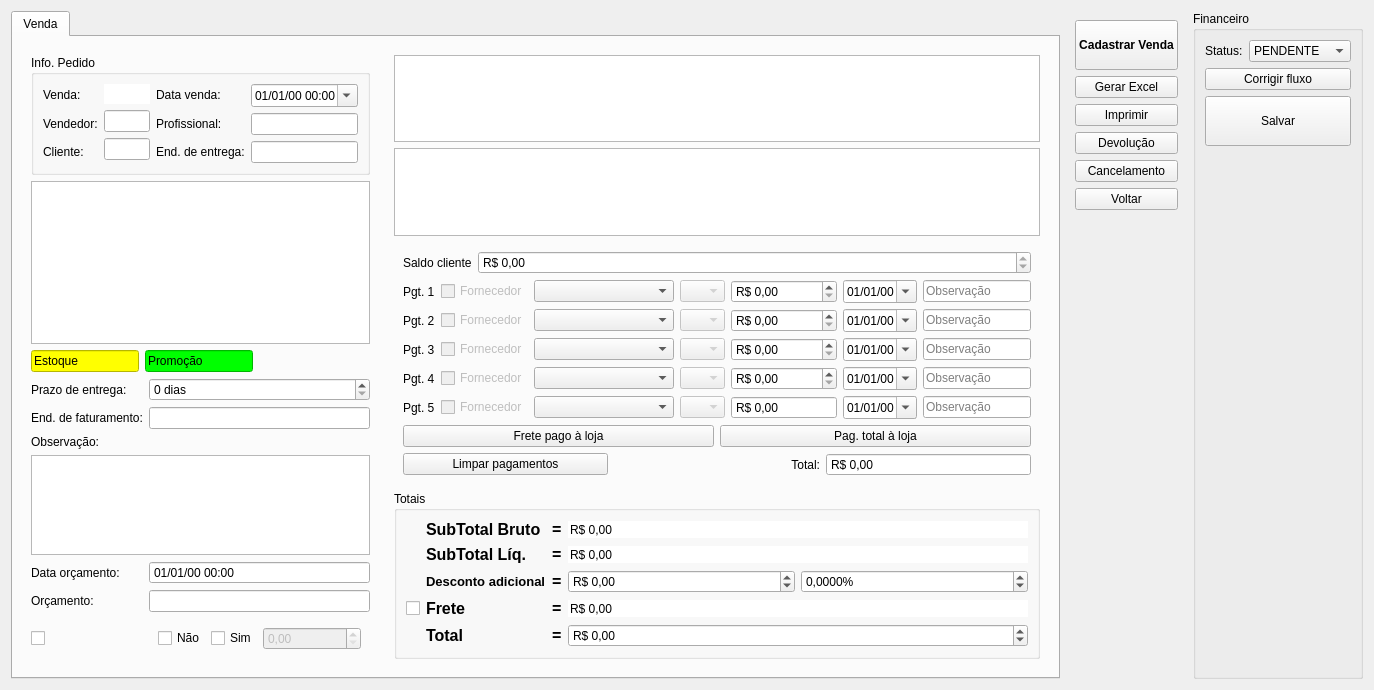
Above: ui/venda.ui from darktorres/ERP-STACCATO before the change. Below: the same form after it.
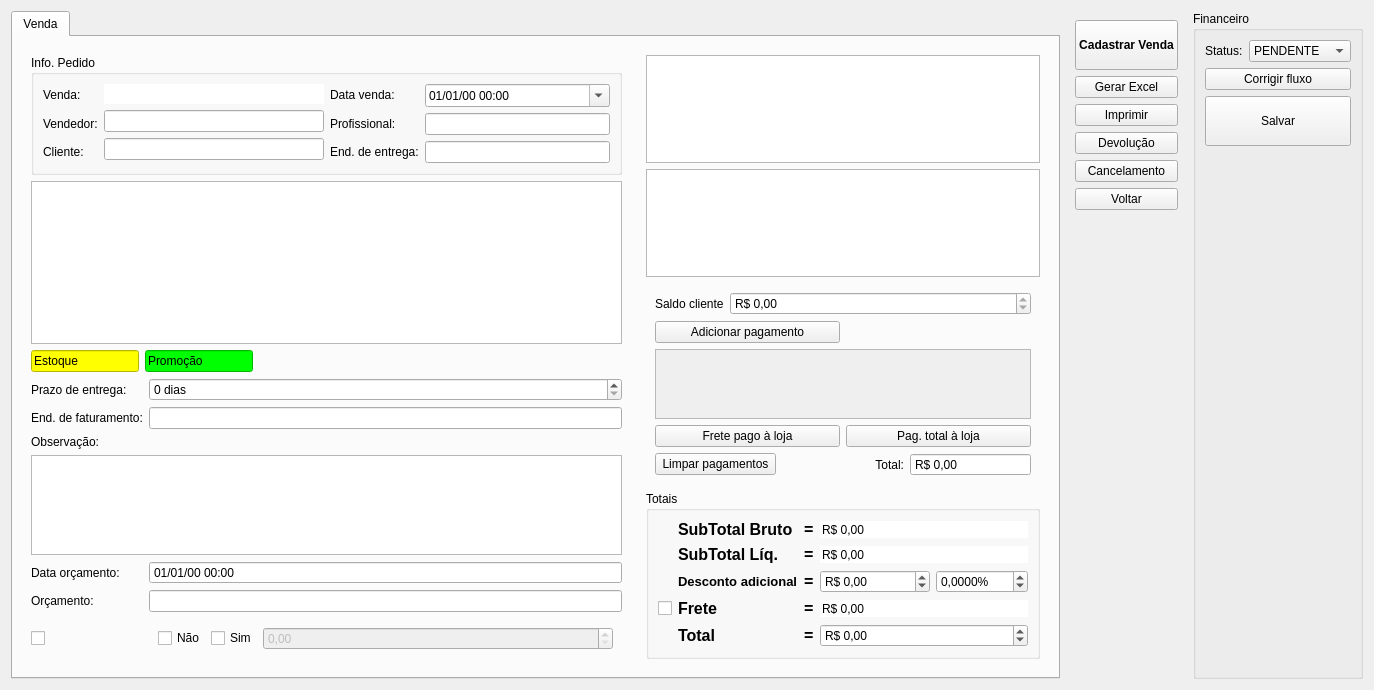
That is the form after the change. Custom widgets are drawn as their Qt base class.

Commit message: Alterado Venda para ter quantos pagamentos necessário

Diff of the .ui file:
```diff
--- a/ui/venda.ui
+++ b/ui/venda.ui
@@ -465,105 +465,17 @@
           <item row="2" column="0">
            <widget class="QFrame" name="framePagamentos_2">
             <layout class="QGridLayout" name="gridLayout_9">
-             <item row="2" column="0" colspan="2">
-              <layout class="QGridLayout" name="gridLayout_4">
-               <item row="0" column="3">
-                <widget class="QComboBox" name="comboBoxPgt2Parc">
-                 <property name="enabled">
-                  <bool>false</bool>
-                 </property>
-                 <property name="sizePolicy">
-                  <sizepolicy hsizetype="Fixed" vsizetype="Fixed">
-                   <horstretch>0</horstretch>
-                   <verstretch>0</verstretch>
-                  </sizepolicy>
-                 </property>
-                 <property name="maximumSize">
-                  <size>
-                   <width>45</width>
-                   <height>16777215</height>
-                  </size>
-                 </property>
-                </widget>
-               </item>
-               <item row="0" column="4">
-                <widget class="QDoubleSpinBox" name="doubleSpinBoxPgt2">
-                 <property name="sizePolicy">
-                  <sizepolicy hsizetype="Expanding" vsizetype="Fixed">
-                   <horstretch>0</horstretch>
-                   <verstretch>0</verstretch>
-                  </sizepolicy>
-                 </property>
-                 <property name="minimumSize">
-                  <size>
-                   <width>80</width>
-                   <height>0</height>
-                  </size>
-                 </property>
-                 <property name="showGroupSeparator" stdset="0">
-                  <bool>true</bool>
-                 </property>
-                 <property name="prefix">
-                  <string>R$ </string>
-                 </property>
-                 <property name="maximum">
-                  <double>999999.989999999990687</double>
-                 </property>
-                </widget>
-               </item>
-               <item row="0" column="1">
-                <widget class="QCheckBox" name="checkBoxRep2">
-                 <property name="enabled">
-                  <bool>false</bool>
-                 </property>
-                 <property name="text">
-                  <string>Fornecedor</string>
-                 </property>
-                </widget>
-               </item>
-               <item row="0" column="6">
-                <widget class="QLineEdit" name="lineEditPgt2">
-                 <property name="placeholderText">
-                  <string>Observação</string>
-                 </property>
-                </widget>
-               </item>
-               <item row="0" column="5">
-                <widget class="QDateEdit" name="dateEditPgt2">
-                 <property name="sizePolicy">
-                  <sizepolicy hsizetype="Preferred" vsizetype="Fixed">
-                   <horstretch>0</horstretch>
-                   <verstretch>0</verstretch>
-                  </sizepolicy>
-                 </property>
-                 <property name="displayFormat">
-                  <string>dd/MM/yy</string>
-                 </property>
-                 <property name="calendarPopup">
-                  <bool>true</bool>
-                 </property>
-                </widget>
-               </item>
-               <item row="0" column="2">
-                <widget class="QComboBox" name="comboBoxPgt2">
-                 <property name="minimumSize">
-                  <size>
-                   <width>140</width>
-                   <height>0</height>
-                  </size>
-                 </property>
-                </widget>
-               </item>
-               <item row="0" column="0">
-                <widget class="QLabel" name="label_2">
-                 <property name="text">
-                  <string>Pgt. 2</string>
-                 </property>
-                </widget>
-               </item>
-              </layout>
+             <item row="1" column="0">
+              <widget class="QPushButton" name="pushButtonAdicionarPagamento">
+               <property name="text">
+                <string>Adicionar pagamento</string>
+               </property>
+               <property name="autoDefault">
+                <bool>false</bool>
+               </property>
+              </widget>
              </item>
-             <item row="7" column="0" colspan="2">
+             <item row="4" column="0" colspan="2">
               <layout class="QHBoxLayout" name="horizontalLayout_3">
                <item>
                 <widget class="QPushButton" name="pushButtonLimparPag">
@@ -612,7 +524,7 @@
                </item>
               </layout>
              </item>
-             <item row="6" column="0">
+             <item row="3" column="0">
               <widget class="QPushButton" name="pushButtonFreteLoja">
                <property name="text">
                 <string>Frete pago à loja</string>
@@ -622,7 +534,7 @@
                </property>
               </widget>
              </item>
-             <item row="6" column="1">
+             <item row="3" column="1">
               <widget class="QPushButton" name="pushButtonPgtLoja">
                <property name="text">
                 <string>Pag. total à loja</string>
@@ -671,412 +583,23 @@
                </item>
               </layout>
              </item>
-             <item row="1" column="0" colspan="2">
-              <layout class="QGridLayout" name="gridLayout_5">
-               <item row="0" column="5">
-                <widget class="QDateEdit" name="dateEditPgt1">
-                 <property name="sizePolicy">
-                  <sizepolicy hsizetype="Preferred" vsizetype="Fixed">
-                   <horstretch>0</horstretch>
-                   <verstretch>0</verstretch>
-                  </sizepolicy>
-                 </property>
-                 <property name="displayFormat">
-                  <string>dd/MM/yy</string>
-                 </property>
-                 <property name="calendarPopup">
-                  <bool>true</bool>
-                 </property>
-                </widget>
-               </item>
-               <item row="0" column="2">
-                <widget class="QComboBox" name="comboBoxPgt1">
-                 <property name="minimumSize">
-                  <size>
-                   <width>140</width>
-                   <height>0</height>
-                  </size>
-                 </property>
-                </widget>
-               </item>
-               <item row="0" column="6">
-                <widget class="QLineEdit" name="lineEditPgt1">
-                 <property name="placeholderText">
-                  <string>Observação</string>
-                 </property>
-                </widget>
-               </item>
-               <item row="0" column="1">
-                <widget class="QCheckBox" name="checkBoxRep1">
-                 <property name="enabled">
-                  <bool>false</bool>
-                 </property>
-                 <property name="text">
-                  <string>Fornecedor</string>
-                 </property>
-                </widget>
-               </item>
-               <item row="0" column="4">
-                <widget class="QDoubleSpinBox" name="doubleSpinBoxPgt1">
-                 <property name="sizePolicy">
-                  <sizepolicy hsizetype="Expanding" vsizetype="Fixed">
-                   <horstretch>0</horstretch>
-                   <verstretch>0</verstretch>
-                  </sizepolicy>
-                 </property>
-                 <property name="minimumSize">
-                  <size>
-                   <width>80</width>
-                   <height>0</height>
-                  </size>
-                 </property>
-                 <property name="showGroupSeparator" stdset="0">
-                  <bool>true</bool>
-                 </property>
-                 <property name="prefix">
-                  <string>R$ </string>
-                 </property>
-                 <property name="maximum">
-                  <double>999999.989999999990687</double>
-                 </property>
-                </widget>
-               </item>
-               <item row="0" column="3">
-                <widget class="QComboBox" name="comboBoxPgt1Parc">
-                 <property name="enabled">
-                  <bool>false</bool>
-                 </property>
-                 <property name="sizePolicy">
-                  <sizepolicy hsizetype="Fixed" vsizetype="Fixed">
-                   <horstretch>0</horstretch>
-                   <verstretch>0</verstretch>
-                  </sizepolicy>
-                 </property>
-                 <property name="maximumSize">
-                  <size>
-                   <width>45</width>
-                   <height>16777215</height>
-                  </size>
-                 </property>
-                </widget>
-               </item>
-               <item row="0" column="0">
-                <widget class="QLabel" name="label">
-                 <property name="text">
-                  <string>Pgt. 1</string>
-                 </property>
-                </widget>
-               </item>
-              </layout>
-             </item>
-             <item row="3" column="0" colspan="2">
-              <layout class="QGridLayout" name="gridLayout_3">
-               <item row="0" column="4">
-                <widget class="QDoubleSpinBox" name="doubleSpinBoxPgt3">
-                 <property name="sizePolicy">
-                  <sizepolicy hsizetype="Expanding" vsizetype="Fixed">
-                   <horstretch>0</horstretch>
-                   <verstretch>0</verstretch>
-                  </sizepolicy>
-                 </property>
-                 <property name="minimumSize">
-                  <size>
-                   <width>80</width>
-                   <height>0</height>
-                  </size>
-                 </property>
-                 <property name="showGroupSeparator" stdset="0">
-                  <bool>true</bool>
-                 </property>
-                 <property name="prefix">
-                  <string>R$ </string>
-                 </property>
-                 <property name="maximum">
-                  <double>999999.989999999990687</double>
-                 </property>
-                </widget>
-               </item>
-               <item row="0" column="5">
-                <widget class="QDateEdit" name="dateEditPgt3">
-                 <property name="sizePolicy">
-                  <sizepolicy hsizetype="Preferred" vsizetype="Fixed">
-                   <horstretch>0</horstretch>
-                   <verstretch>0</verstretch>
-                  </sizepolicy>
-                 </property>
-                 <property name="currentSection">
-                  <enum>QDateTimeEdit::DaySection</enum>
-                 </property>
-                 <property name="displayFormat">
-                  <string>dd/MM/yy</string>
-                 </property>
-                 <property name="calendarPopup">
-                  <bool>true</bool>
-                 </property>
-                </widget>
-               </item>
-               <item row="0" column="2">
-                <widget class="QComboBox" name="comboBoxPgt3">
-                 <property name="minimumSize">
-                  <size>
-                   <width>140</width>
-                   <height>0</height>
-                  </size>
-                 </property>
-                </widget>
-               </item>
-               <item row="0" column="3">
-                <widget class="QComboBox" name="comboBoxPgt3Parc">
-                 <property name="enabled">
-                  <bool>false</bool>
-                 </property>
-                 <property name="sizePolicy">
-                  <sizepolicy hsizetype="Fixed" vsizetype="Fixed">
-                   <horstretch>0</horstretch>
-                   <verstretch>0</verstretch>
-                  </sizepolicy>
-                 </property>
-                 <property name="maximumSize">
-                  <size>
-                   <width>45</width>
-                   <height>16777215</height>
-                  </size>
-                 </property>
-                </widget>
-               </item>
-               <item row="0" column="1">
-                <widget class="QCheckBox" name="checkBoxRep3">
-                 <property name="enabled">
-                  <bool>false</bool>
-                 </property>
-                 <property name="text">
-                  <string>Fornecedor</string>
-                 </property>
-                </widget>
-               </item>
-               <item row="0" column="6">
-                <widget class="QLineEdit" name="lineEditPgt3">
-                 <property name="placeholderText">
-                  <string>Observação</string>
-                 </property>
-                </widget>
-               </item>
-               <item row="0" column="0">
-                <widget class="QLabel" name="label_3">
-                 <property name="text">
-                  <string>Pgt. 3</string>
-                 </property>
-                </widget>
-               </item>
-              </layout>
-             </item>
-             <item row="4" column="0" colspan="2">
-              <layout class="QGridLayout" name="gridLayout_12">
-               <item row="0" column="4">
-                <widget class="QDoubleSpinBox" name="doubleSpinBoxPgt4">
-                 <property name="sizePolicy">
-                  <sizepolicy hsizetype="Expanding" vsizetype="Fixed">
-                   <horstretch>0</horstretch>
-                   <verstretch>0</verstretch>
-                  </sizepolicy>
-                 </property>
-                 <property name="minimumSize">
-                  <size>
-                   <width>80</width>
-                   <height>0</height>
-                  </size>
-                 </property>
-                 <property name="showGroupSeparator" stdset="0">
-                  <bool>true</bool>
-                 </property>
-                 <property name="prefix">
-                  <string>R$ </string>
-                 </property>
-                 <property name="maximum">
-                  <double>999999.989999999990687</double>
-                 </property>
-                </widget>
-               </item>
-               <item row="0" column="5">
-                <widget class="QDateEdit" name="dateEditPgt4">
-                 <property name="sizePolicy">
-                  <sizepolicy hsizetype="Preferred" vsizetype="Fixed">
-                   <horstretch>0</horstretch>
-                   <verstretch>0</verstretch>
-                  </sizepolicy>
-                 </property>
-                 <property name="currentSection">
-                  <enum>QDateTimeEdit::DaySection</enum>
-                 </property>
-                 <property name="displayFormat">
-                  <string>dd/MM/yy</string>
-                 </property>
-                 <property name="calendarPopup">
-                  <bool>true</bool>
-                 </property>
-                </widget>
-               </item>
-               <item row="0" column="2">
-                <widget class="QComboBox" name="comboBoxPgt4">
-                 <property name="minimumSize">
-                  <size>
-                   <width>140</width>
-                   <height>0</height>
-                  </size>
-                 </property>
-                </widget>
-               </item>
-               <item row="0" column="3">
-                <widget class="QComboBox" name="comboBoxPgt4Parc">
-                 <property name="enabled">
-                  <bool>false</bool>
-                 </property>
-                 <property name="sizePolicy">
-                  <sizepolicy hsizetype="Fixed" vsizetype="Fixed">
-                   <horstretch>0</horstretch>
-                   <verstretch>0</verstretch>
-                  </sizepolicy>
-                 </property>
-                 <property name="maximumSize">
-                  <size>
-                   <width>45</width>
-                   <height>16777215</height>
-                  </size>
-                 </property>
-                </widget>
-               </item>
-               <item row="0" column="1">
-                <widget class="QCheckBox" name="checkBoxRep4">
-                 <property name="enabled">
-                  <bool>false</bool>
-                 </property>
-                 <property name="text">
-                  <string>Fornecedor</string>
-                 </property>
-                </widget>
-               </item>
-               <item row="0" column="6">
-                <widget class="QLineEdit" name="lineEditPgt4">
-                 <property name="placeholderText">
-                  <string>Observação</string>
-                 </property>
-                </widget>
-               </item>
-               <item row="0" column="0">
-                <widget class="QLabel" name="label_6">
-                 <property name="text">
-                  <string>Pgt. 4</string>
-                 </property>
-                </widget>
-               </item>
-              </layout>
-             </item>
-             <item row="5" column="0" colspan="2">
-              <layout class="QGridLayout" name="gridLayout_13">
-               <item row="0" column="4">
-                <widget class="QDoubleSpinBox" name="doubleSpinBoxPgt5">
-                 <property name="sizePolicy">
-                  <sizepolicy hsizetype="Expanding" vsizetype="Fixed">
-                   <horstretch>0</horstretch>
-                   <verstretch>0</verstretch>
-                  </sizepolicy>
-                 </property>
-                 <property name="minimumSize">
-                  <size>
-                   <width>80</width>
-                   <height>0</height>
-                  </size>
-                 </property>
-                 <property name="readOnly">
-                  <bool>true</bool>
-                 </property>
-                 <property name="buttonSymbols">
-                  <enum>QAbstractSpinBox::NoButtons</enum>
-                 </property>
-                 <property name="showGroupSeparator" stdset="0">
-                  <bool>true</bool>
-                 </property>
-                 <property name="prefix">
-                  <string>R$ </string>
-                 </property>
-                 <property name="maximum">
-                  <double>999999.989999999990687</double>
-                 </property>
-                </widget>
-               </item>
-               <item row="0" column="5">
-                <widget class="QDateEdit" name="dateEditPgt5">
-                 <property name="sizePolicy">
-                  <sizepolicy hsizetype="Preferred" vsizetype="Fixed">
-                   <horstretch>0</horstretch>
-                   <verstretch>0</verstretch>
-                  </sizepolicy>
-                 </property>
-                 <property name="currentSection">
-                  <enum>QDateTimeEdit::DaySection</enum>
-                 </property>
-                 <property name="displayFormat">
-                  <string>dd/MM/yy</string>
-                 </property>
-                 <property name="calendarPopup">
-                  <bool>true</bool>
-                 </property>
-                </widget>
-               </item>
-               <item row="0" column="2">
-                <widget class="QComboBox" name="comboBoxPgt5">
-                 <property name="minimumSize">
-                  <size>
-                   <width>140</width>
-                   <height>0</height>
-                  </size>
-                 </property>
-                </widget>
-               </item>
-               <item row="0" column="3">
-                <widget class="QComboBox" name="comboBoxPgt5Parc">
-                 <property name="enabled">
-                  <bool>false</bool>
-                 </property>
-                 <property name="sizePolicy">
-                  <sizepolicy hsizetype="Fixed" vsizetype="Fixed">
-                   <horstretch>0</horstretch>
-                   <verstretch>0</verstretch>
-                  </sizepolicy>
-                 </property>
-                 <property name="maximumSize">
-                  <size>
-                   <width>45</width>
-                   <height>16777215</height>
-                  </size>
-                 </property>
-                </widget>
-               </item>
-               <item row="0" column="1">
-                <widget class="QCheckBox" name="checkBoxRep5">
-                 <property name="enabled">
-                  <bool>false</bool>
-                 </property>
-                 <property name="text">
-                  <string>Fornecedor</string>
-                 </property>
-                </widget>
-               </item>
-               <item row="0" column="6">
-                <widget class="QLineEdit" name="lineEditPgt5">
-                 <property name="placeholderText">
-                  <string>Observação</string>
-                 </property>
-                </widget>
-               </item>
-               <item row="0" column="0">
-                <widget class="QLabel" name="label_13">
-                 <property name="text">
-                  <string>Pgt. 5</string>
-                 </property>
-                </widget>
-               </item>
-              </layout>
+             <item row="2" column="0" colspan="2">
+              <widget class="QScrollArea" name="scrollArea">
+               <property name="widgetResizable">
+                <bool>true</bool>
+               </property>
+               <widget class="QWidget" name="scrollAreaWidgetContents">
+                <property name="geometry">
+                 <rect>
+                  <x>0</x>
+                  <y>0</y>
+                  <width>387</width>
+                  <height>68</height>
+                 </rect>
+                </property>
+                <layout class="QVBoxLayout" name="verticalLayout_3"/>
+               </widget>
+              </widget>
              </item>
             </layout>
            </widget>
```
Left out of the diff: 12 changed lines with no effect on the pictures. The commit also changes 2 other files.
